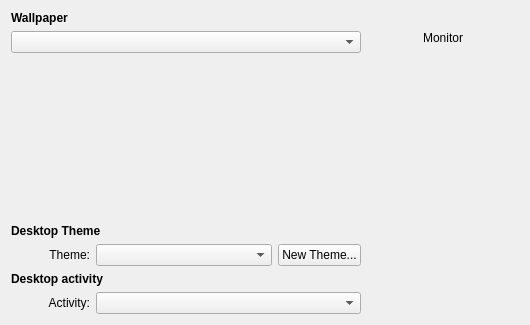
The window that plasma/shells/desktop/BackgroundDialog.ui (mgottschlag/kwin-tiling) describes before a commit, drawn with Qt 5.
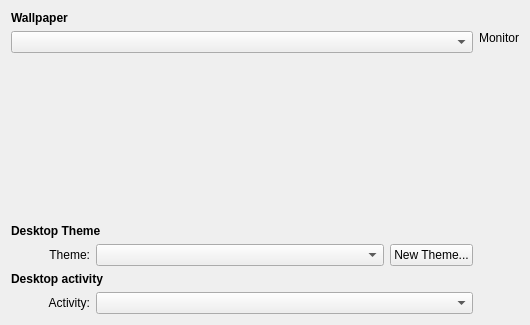
The same window after the commit.

Commit message: don't enlarge the monitor area when scaling

The edit to the form file:
```diff
--- a/plasma/shells/desktop/BackgroundDialog.ui
+++ b/plasma/shells/desktop/BackgroundDialog.ui
@@ -84,7 +84,7 @@
      <item>
       <widget class="QLabel" name="m_monitor" >
        <property name="sizePolicy" >
-        <sizepolicy vsizetype="Preferred" hsizetype="Expanding" >
+        <sizepolicy vsizetype="Preferred" hsizetype="Preferred" >
          <horstretch>0</horstretch>
          <verstretch>0</verstretch>
         </sizepolicy>
```
